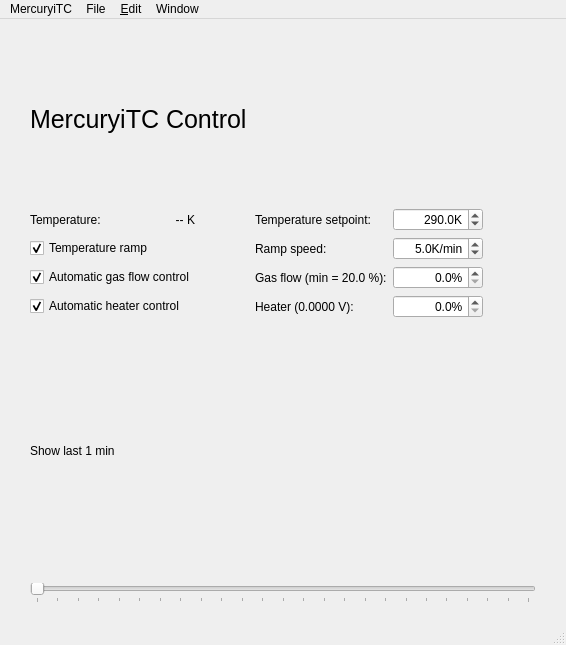
This is mercurygui/main.ui in OE-FET/mercurygui as Qt 5 draws it before an edit. The edited form follows.
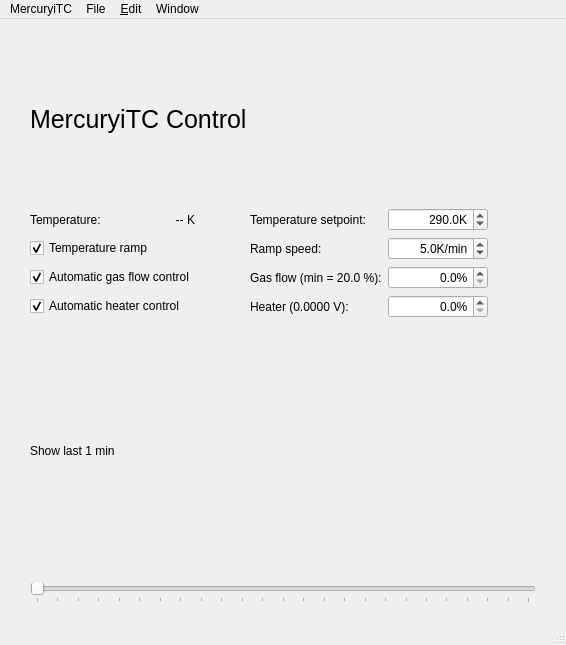
This is the edited form. Custom widgets are drawn as their Qt base class.

Patch:
```diff
--- a/mercurygui/main.ui
+++ b/mercurygui/main.ui
@@ -65,7 +65,7 @@
         </property>
         <property name="sizeHint" stdset="0">
          <size>
-          <width>2</width>
+          <width>0</width>
           <height>0</height>
          </size>
         </property>
@@ -88,7 +88,7 @@
         </property>
         <property name="sizeHint" stdset="0">
          <size>
-          <width>2</width>
+          <width>4</width>
           <height>0</height>
          </size>
         </property>
@@ -186,7 +186,7 @@
        <widget class="ReadingDSpinBox" name="t2_edit">
         <property name="minimumSize">
          <size>
-          <width>90</width>
+          <width>100</width>
           <height>0</height>
          </size>
         </property>
@@ -200,7 +200,7 @@
          <number>1</number>
         </property>
         <property name="minimum">
-         <double>3.500000000000000</double>
+         <double>4.000000000000000</double>
         </property>
         <property name="maximum">
          <double>300.000000000000000</double>
@@ -214,7 +214,7 @@
        <widget class="ReadingDSpinBox" name="r1_edit">
         <property name="minimumSize">
          <size>
-          <width>90</width>
+          <width>100</width>
           <height>0</height>
          </size>
         </property>
@@ -228,7 +228,7 @@
          <number>1</number>
         </property>
         <property name="minimum">
-         <double>0.100000000000000</double>
+         <double>0.000000000000000</double>
         </property>
         <property name="maximum">
          <double>20.000000000000000</double>
@@ -242,7 +242,7 @@
        <widget class="ReadingDSpinBox" name="gf1_edit">
         <property name="minimumSize">
          <size>
-          <width>90</width>
+          <width>100</width>
           <height>0</height>
          </size>
         </property>
@@ -270,7 +270,7 @@
        <widget class="ReadingDSpinBox" name="h1_edit">
         <property name="minimumSize">
          <size>
-          <width>90</width>
+          <width>100</width>
           <height>0</height>
          </size>
         </property>
```
